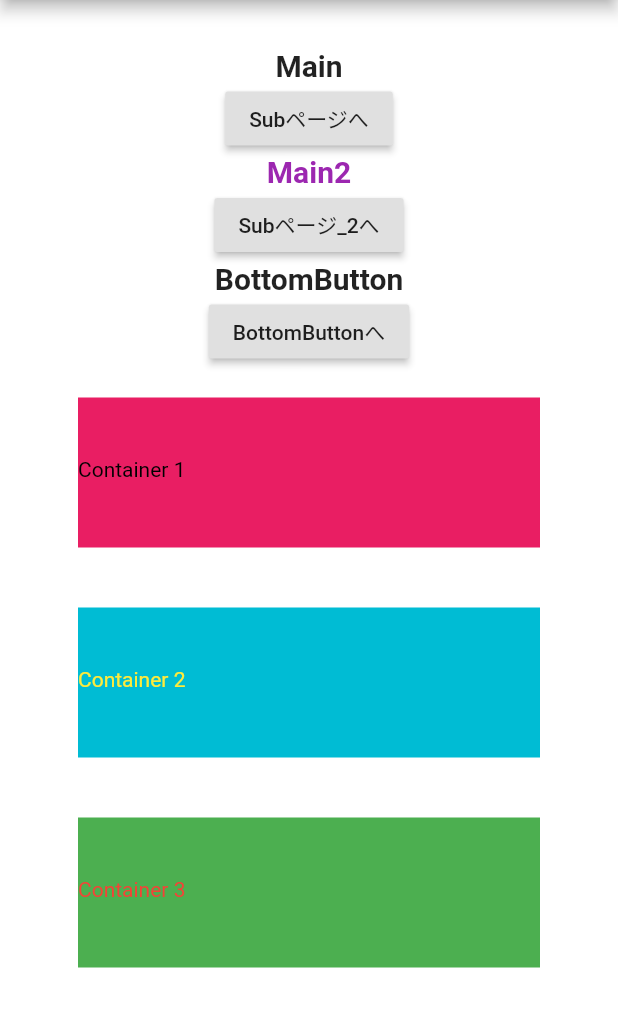
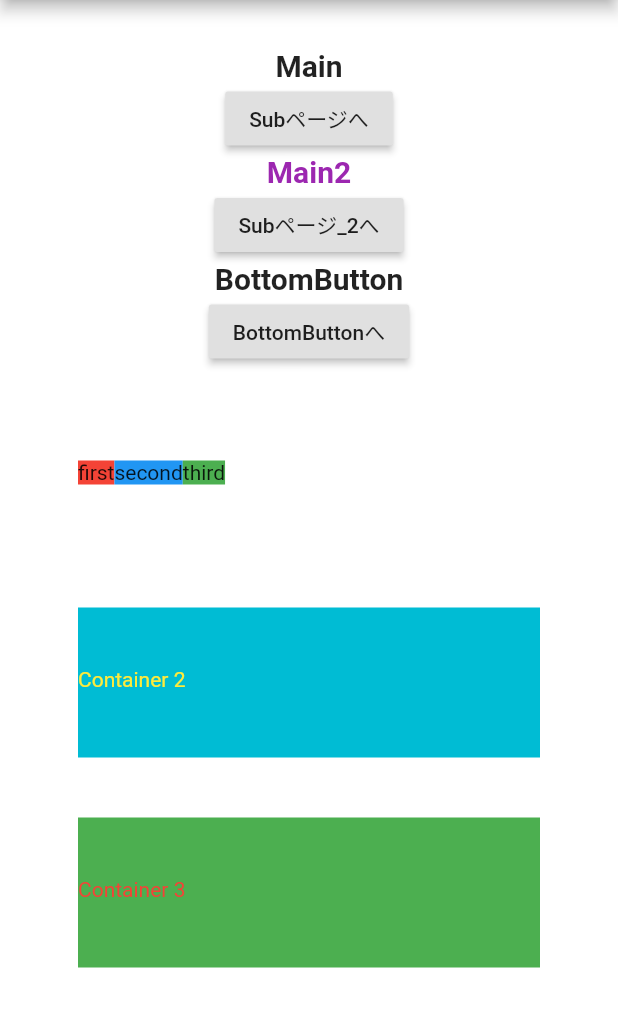
Before and after one commit to jungle379/flutter_app, a Flutter app: the screen it shows after launch, on a phone screen of 412 x 824 dp, the part 84-1111 px from its top. Run offline on Flutter 3.47's test engine with Material 2 defaults, Android fonts, the phone set to English and light mode, and no system bars.

Commit message:
Update main.dart

```diff
--- a/lib/main.dart
+++ b/lib/main.dart
@@ -49,15 +49,21 @@ class MainPage extends StatelessWidget {
               //   child: Text('Test2',style: TextStyle(fontSize: 32,color: Colors.lightBlue)),
               // ),
               Column(
-                mainAxisAlignment: MainAxisAlignment.start,
                 children: <Widget>[
                   Container(
                     height: 100,
                     width: 1000,
-                    color: Colors.pink,
+                    // color: Colors.pink,
                     margin: EdgeInsets.fromLTRB(20,20,20,20),
                     padding: EdgeInsets.fromLTRB(0, 40, 0, 40),
-                    child: Text('Container 1',style: TextStyle(color: Colors.black),),
+                    child: Row (
+                    children: <Widget> [
+                      Container(color: Colors.red, child: Text('first')),
+                      Container(color: Colors.blue, child: Text('second')),
+                      Container(color: Colors.green, child: Text('third')),
+                      ],
+                    ),
+                    // child: Text('Container 1',style: TextStyle(color: Colors.black),),
                   ),
                   Container(
                     height: 100,
```
